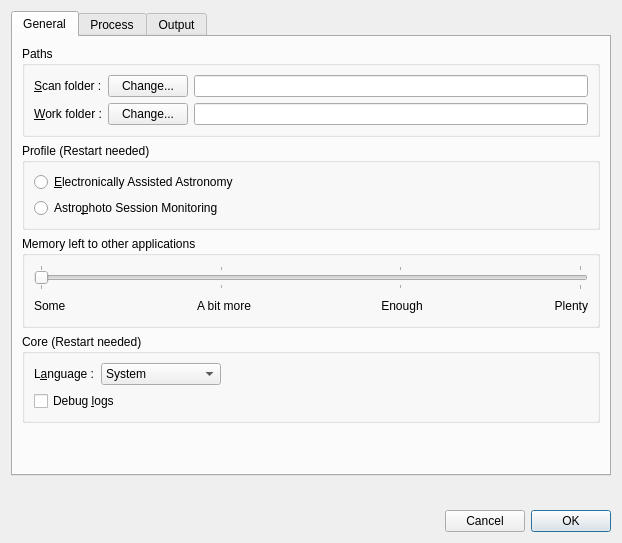
Qt form src/als/ui/prefs_ui.ui (deufrai/als) before a commit.
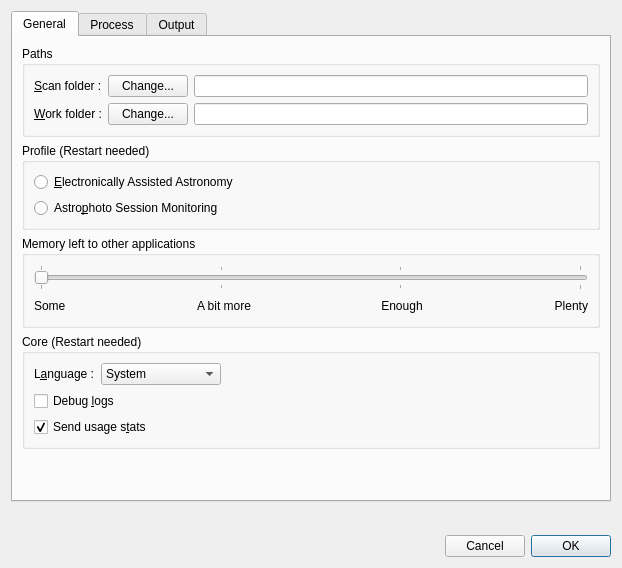
The same form after that commit.

Commit message: send usage statistics with user consent

```diff
--- a/src/als/ui/prefs_ui.ui
+++ b/src/als/ui/prefs_ui.ui
@@ -6,8 +6,8 @@
    <rect>
     <x>0</x>
     <y>0</y>
-    <width>620</width>
-    <height>543</height>
+    <width>618</width>
+    <height>568</height>
    </rect>
   </property>
   <property name="minimumSize">
@@ -307,8 +307,6 @@
            </layout>
           </item>
           <item>
-           <layout class="QHBoxLayout" name="horizontalLayout_12">
-            <item>
              <widget class="QCheckBox" name="chk_debug_logs">
               <property name="layoutDirection">
                <enum>Qt::LeftToRight</enum>
@@ -318,7 +316,15 @@
               </property>
              </widget>
             </item>
-           </layout>
+          <item>
+           <widget class="QCheckBox" name="chk_stats">
+            <property name="text">
+             <string>Send usage s&amp;tats</string>
+            </property>
+            <property name="checked">
+             <bool>true</bool>
+            </property>
+           </widget>
           </item>
          </layout>
         </widget>
```
Lines whose indentation alone changed are shown as unchanged. The commit also changes 6 other files.
